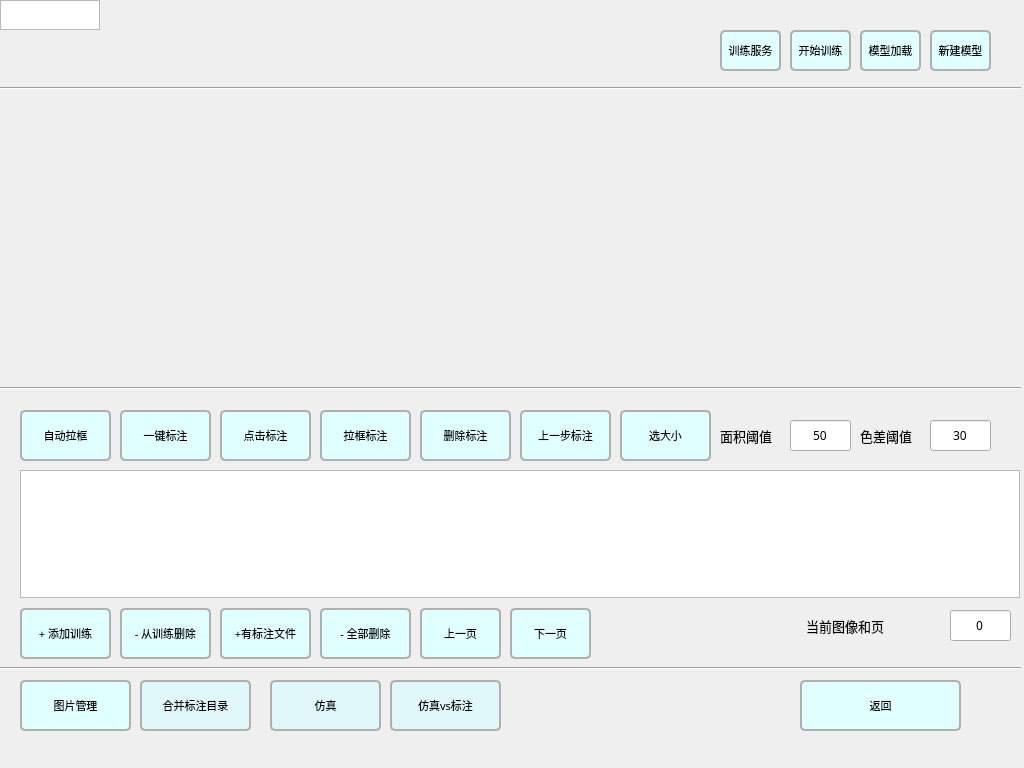
Before: the Qt Designer form aimodelset.ui in xiekai-aiai/duyisorter, drawn with Qt 5.
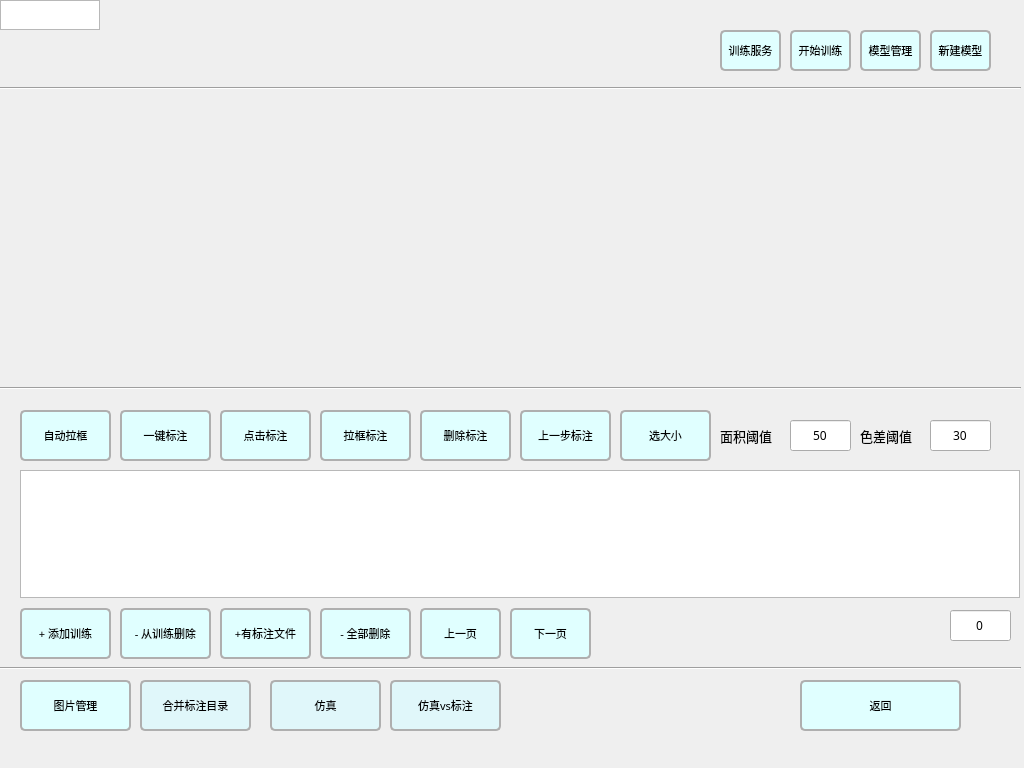
After: the same form once the commit is applied. Icons and pictures are not drawn.

Commit message: 修复Linux会出现背景, 模型管理添加导入和导出功能

What changed in the file:
```diff
--- a/aimodelset.ui
+++ b/aimodelset.ui
@@ -227,7 +227,7 @@
 	   background-color: lightgrey;}</string>
    </property>
    <property name="text">
-    <string>模型加载</string>
+    <string>模型管理</string>
    </property>
   </widget>
   <widget class="QPushButton" name="oneKeyAnnoPushButton">
@@ -616,7 +616,7 @@
     </font>
    </property>
    <property name="text">
-    <string>当前图像和页</string>
+    <string/>
    </property>
    <property name="pixmap">
     <pixmap resource="res.qrc">:/res/fonts/HarmonyOS_Sans_SC_Medium.ttf</pixmap>
```
The commit also changes 9 other files.
